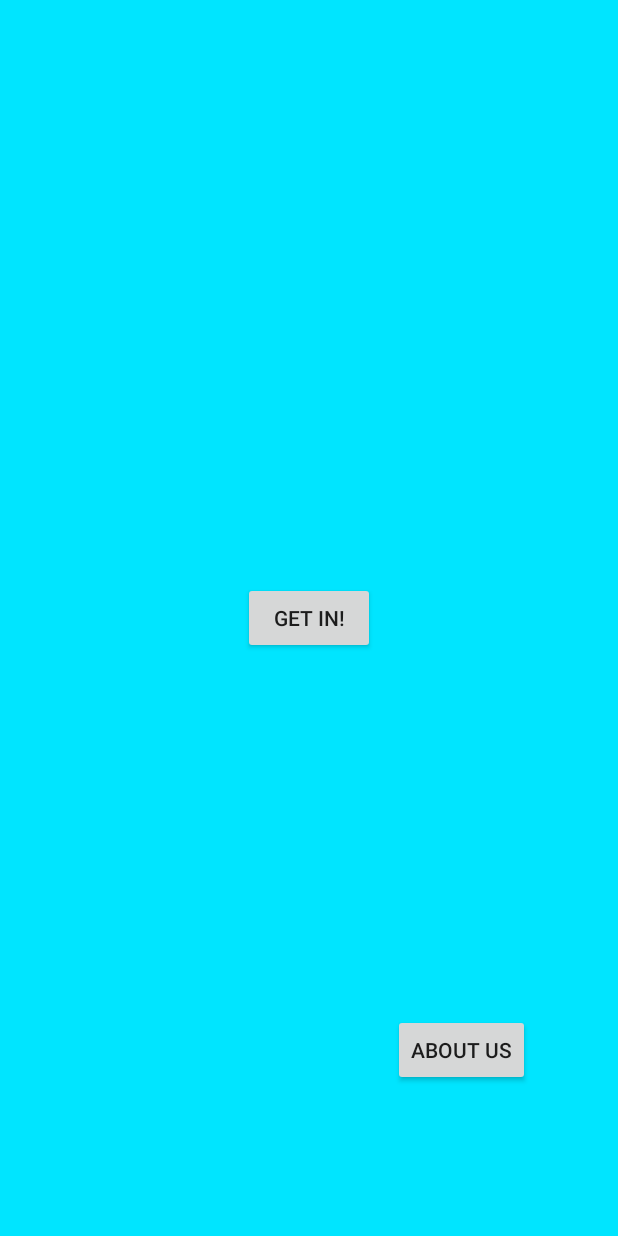
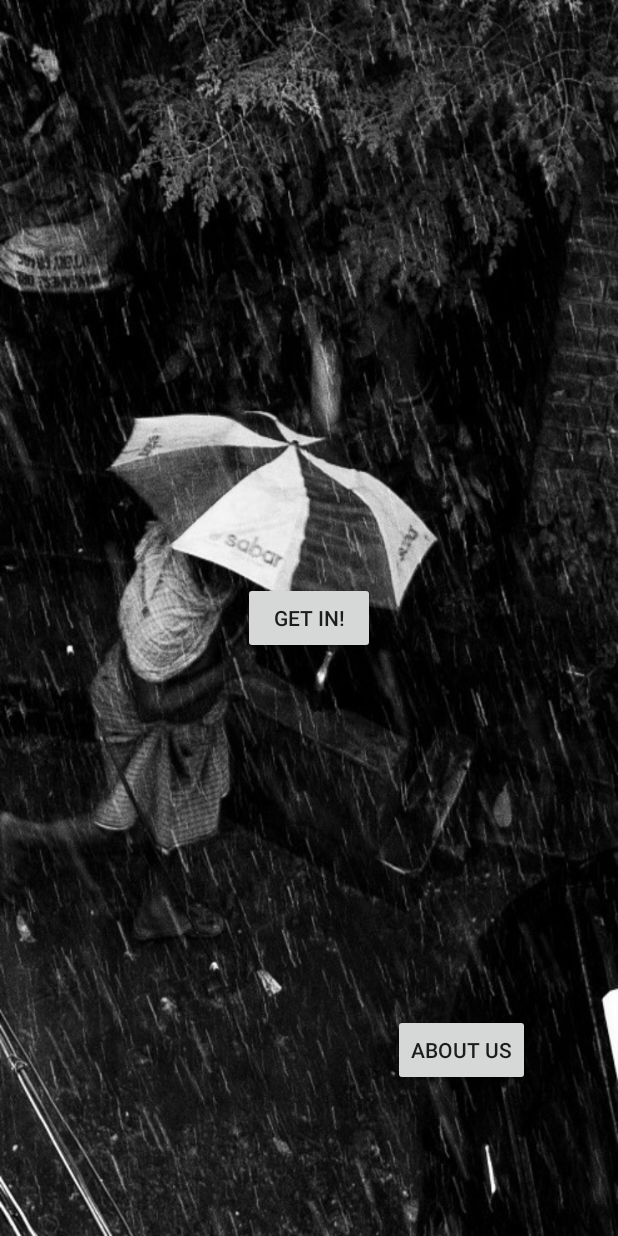
Before and after one commit to danger-ahead/Connect, an Android app: the screen it shows after launch (MainActivity), on a phone screen of 412 x 824 dp. Run offline under Robolectric (Android 15) with nearby library versions, the phone set to English and light mode, and no system bars.

Commit message:
added background image on mainActivity

```diff
--- a/app/src/main/res/layout/activity_main.xml
+++ b/app/src/main/res/layout/activity_main.xml
@@ -6,7 +6,7 @@
         android:layout_width="match_parent"
         android:layout_height="match_parent"
         tools:context=".MainActivity"
-        android:background="#00e5ff">
+        android:background="@drawable/background">
 
     <Button
         android:id="@+id/button"
```
Also changed, not shown: app/src/main/res/drawable/background.jpg (added).
